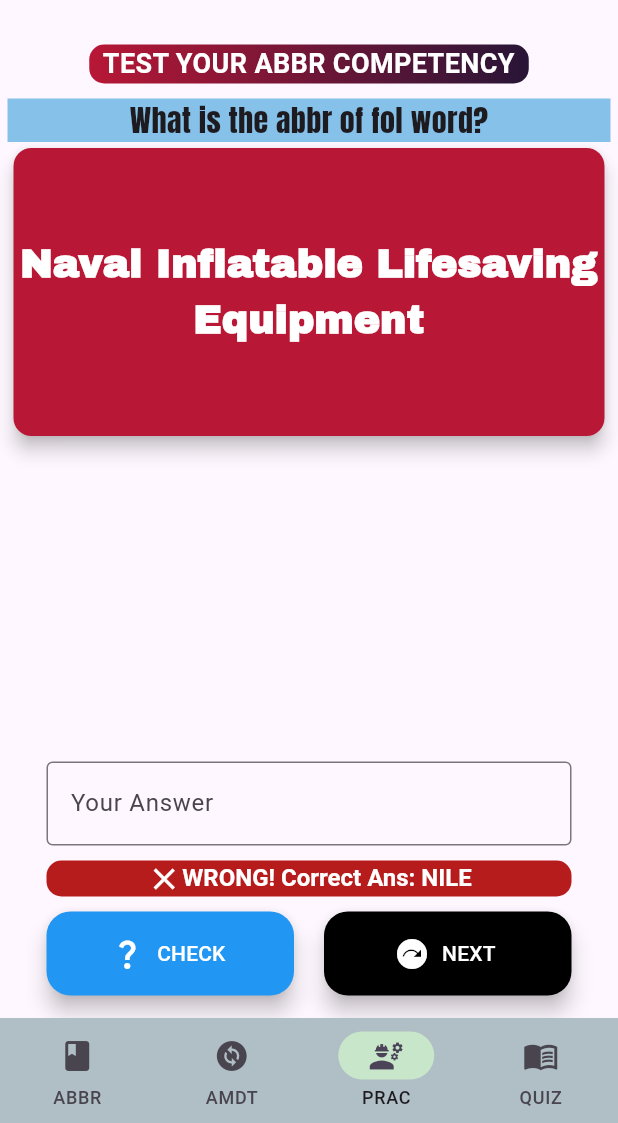
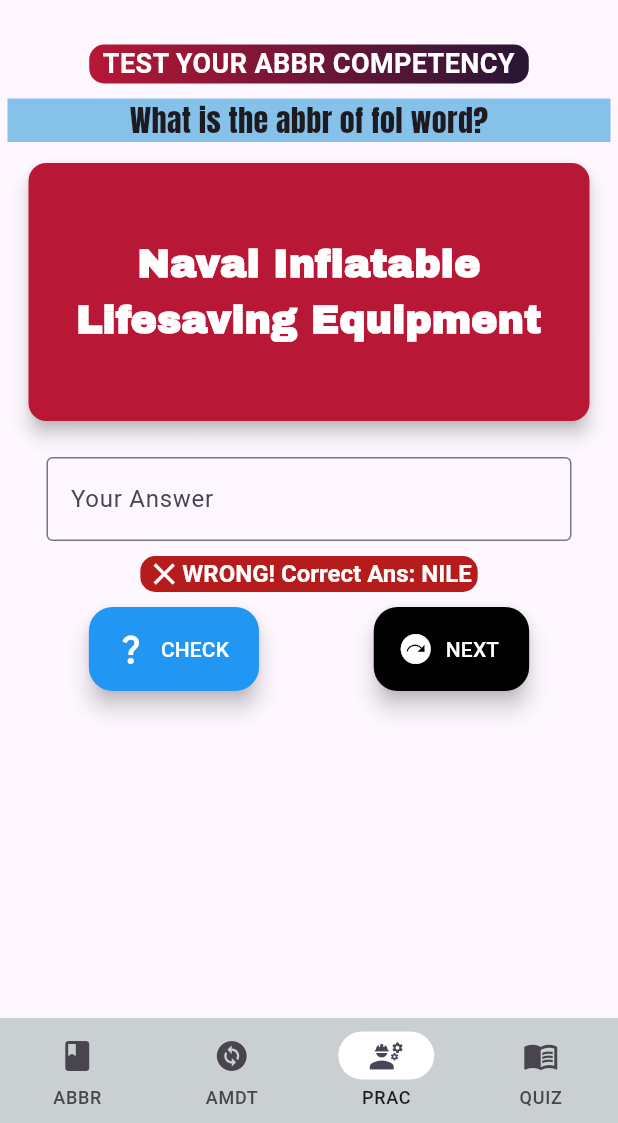
Before and after one commit to shahin-shuvo/Mil-Abbr, a Flutter app: the screen it shows after launch, item 3 of the bottom bar chosen, after a tap on "CHECK", on a phone screen of 412 x 824 dp, the part 113-1236 px from its top. Run offline on Flutter 3.47's test engine with Material 3 defaults, Android fonts, the phone set to English and light mode, and no system bars; our stand-ins replace csv, google_fonts; missing offline and left inert: flutter_timer_countdown.

Commit message:
Final Modify

```diff
--- a/lib/landing_page.dart
+++ b/lib/landing_page.dart
@@ -44,8 +44,9 @@ class _LandingPageState extends State<LandingPage> {
       body: screens[navIndex],
       bottomNavigationBar: NavigationBarTheme(
           data: NavigationBarThemeData(
-            indicatorColor: Colors.green.shade100,
-            backgroundColor: Colors.blueGrey.shade200,
+            indicatorColor: Colors.white,
+            // backgroundColor: Color(0xff145A32),
+            backgroundColor: Color(0xffCACFD2),
           ),
           child: NavigationBar(
 
@@ -54,7 +55,7 @@ class _LandingPageState extends State<LandingPage> {
             onDestinationSelected: (navIndex) =>
                 setState(() => this.navIndex = navIndex),
             destinations: [
-              NavigationDestination(icon: Icon(Icons.book), label: 'ABBR'),
+              NavigationDestination(icon: Icon(Icons.book), label: 'ABBR', ),
               NavigationDestination(icon: Icon(Icons.change_circle_sharp), label: 'AMDT'),
               NavigationDestination(icon: Icon(Icons.engineering), label: 'PRAC'),
               NavigationDestination(icon: Icon(Icons.menu_book), label: 'QUIZ'),
--- a/lib/prac_abbr.dart
+++ b/lib/prac_abbr.dart
@@ -57,6 +57,7 @@ class _PracAbbrState extends State<PracAbbr> {
       Container(
         child: Padding(
           padding: const EdgeInsets.all(5.0),
+        child: SingleChildScrollView(
           child: Column(
             children: [
               Container(
@@ -72,6 +73,7 @@ class _PracAbbrState extends State<PracAbbr> {
 
               ),
               const SizedBox(height: 10,),
+
               Container(
                 width: MediaQuery.of(context).size.width,
                 decoration: BoxDecoration(
@@ -86,15 +88,11 @@ class _PracAbbrState extends State<PracAbbr> {
                   textAlign: TextAlign.center,
                     ),
               ),
-            Expanded(
-                child: data.isNotEmpty ? ListView.builder(
-                itemCount: 1,
-                itemBuilder: (context, index){
-
-                  return Container(
-
-                    height: 200,
-                    child: Card(
+              if(data.isNotEmpty == true)
+              Container(
+                height: 200, padding: EdgeInsets.all(10.0),
+                child:
+                 Card(
                     elevation: 5, color: quesBoxColor ,
                     child: Align(
                       alignment: Alignment.center,
@@ -102,11 +100,8 @@ class _PracAbbrState extends State<PracAbbr> {
                         style: GoogleFonts.archivoBlack(fontSize: 26, color: Colors.white, fontWeight: FontWeight.w900),
                         textAlign: TextAlign.center,),
                     ))
-                  );
-                }):  const Center(child: Text("Loading.....")),
+              ),
 
-
-            ),
               const SizedBox(height: 10,),
 
               Container(
@@ -125,13 +120,13 @@ class _PracAbbrState extends State<PracAbbr> {
               const SizedBox(height: 10,),
               // //////////////////////////SHOW RESULT //////////////////////////////
               Container(
+                 alignment: Alignment.center,
                   width: 350,
                   child: Row(
-                  mainAxisAlignment: MainAxisAlignment.spaceEvenly,
+                    mainAxisAlignment: MainAxisAlignment.center,
                     children: [
                       Visibility( visible: isCorrectVis,
                           child:
-                    Expanded(child:
                       Container(
                         decoration: BoxDecoration(
                           borderRadius: BorderRadius.all(Radius.circular(10)),
@@ -145,18 +140,14 @@ class _PracAbbrState extends State<PracAbbr> {
                                 alignment: PlaceholderAlignment.middle,
                                   child: Icon(Icons.check_circle, color: Colors.white, ),
                               ),
-                            TextSpan(text: ' CORRECT!', style: TextStyle(fontSize: 16, fontWeight: FontWeight.bold, color: Colors.white)),
+                              TextSpan(text: ' CORRECT! ', style: TextStyle(fontSize: 16, fontWeight: FontWeight.bold, color: Colors.white)),
                             ],
                           ),
-                      )
-
                         )
                       )
                       ),
 
                       Visibility( visible: isWrongVis,
-                        child:
-                    Expanded(
                           child:
                         Container(
                           decoration: BoxDecoration(
@@ -175,7 +166,6 @@ class _PracAbbrState extends State<PracAbbr> {
                                 ],
                               ),
                             )
-                      )
                       ))
                     ],
                   )
@@ -187,8 +177,6 @@ class _PracAbbrState extends State<PracAbbr> {
                 child: Row(
                   mainAxisAlignment: MainAxisAlignment.spaceEvenly,
                 children: [
-                Expanded(
-                child:
                     FloatingActionButton.extended(
                       label: Text('CHECK', style: TextStyle(color: Colors.white),), // <-- Text
                       backgroundColor: Colors.blue,
@@ -208,16 +196,14 @@ class _PracAbbrState extends State<PracAbbr> {
                           else{
                             isCorrectVis = false;
                             isWrongVis = true;
-                          result = "WRONG! Correct Ans: "+ data[QuesSet[quesNo]].last;
+                            result = "WRONG! Correct Ans: "+ data[QuesSet[quesNo]].last +"  ";
                           }
                         });
                       },
-                  )
                   ),
                   const SizedBox(width: 20,),
                   // ////////////////////////// NEXT BUTTON //////////////////////////////
-                Expanded(
-                  child:
+
                     FloatingActionButton.extended(
                       label: Text('NEXT', style: TextStyle(color: Colors.white),), // <-- Text
                       backgroundColor: Colors.black,
@@ -236,7 +222,6 @@ class _PracAbbrState extends State<PracAbbr> {
                         });
                       },
                     ),
-              )
                 ],
                 )
               ),
@@ -244,6 +229,7 @@ class _PracAbbrState extends State<PracAbbr> {
               const SizedBox(height: 10,),
             ],
           ),
+        ),
         )
       )
     );
--- a/lib/splash_screen.dart
+++ b/lib/splash_screen.dart
@@ -17,8 +17,7 @@ class _SplashScreenState extends State<SplashScreen> with SingleTickerProviderSt
   void initState() {
     // TODO: implement initState
     super.initState();
-    SystemChrome.setEnabledSystemUIMode(SystemUiMode.manual);
-    Future.delayed(const Duration(seconds: 3), () {
+    Future.delayed(const Duration(seconds: 2), () {
       Navigator.of(context).pushReplacement(MaterialPageRoute(
           builder: (_) => const LandingPage(initNavIndex: 0,)
           ));
@@ -33,8 +32,11 @@ class _SplashScreenState extends State<SplashScreen> with SingleTickerProviderSt
   @override
   Widget build(BuildContext context) {
     return Scaffold(
-      body: Container(
 
+      body:
+           SingleChildScrollView(
+             child: Container(
+               height: MediaQuery.of(context).size.height,
                 width: double.infinity,
               decoration: const BoxDecoration(
                   image: DecorationImage(
@@ -43,8 +45,11 @@ class _SplashScreenState extends State<SplashScreen> with SingleTickerProviderSt
                 ),
 
                 child: Column(
+                  mainAxisSize: MainAxisSize.max,
                   mainAxisAlignment: MainAxisAlignment.end,
+
                   children: <Widget>[
+
                     Card( // with Card
                       elevation: 30.0,
                       shape: CircleBorder(),
@@ -58,9 +63,10 @@ class _SplashScreenState extends State<SplashScreen> with SingleTickerProviderSt
                       style: TextStyle(fontWeight: FontWeight.bold, fontSize: 16)),
                     SizedBox(height: 400,),
                     Image(image: AssetImage("assets/images/splash_lower_1.jpg"),
-                alignment: Alignment.topRight)
+                        alignment: Alignment.bottomCenter)
                   ],
 
+                ),
               ),
            ),
     );
```
Also changed, not shown: lib/ExamScript.dart (+14 -6 lines), lib/quiz.dart (+25 -14 lines). Lines whose indentation alone changed are shown as unchanged.
